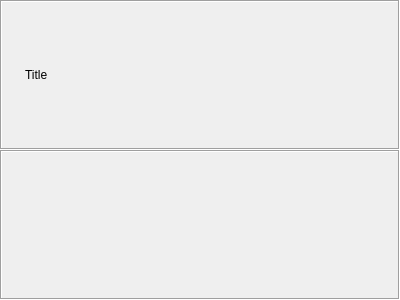
dpaulat/supercell-wx, file scwx-qt/source/scwx/qt/ui/collapsible_group.ui: the form before one commit.
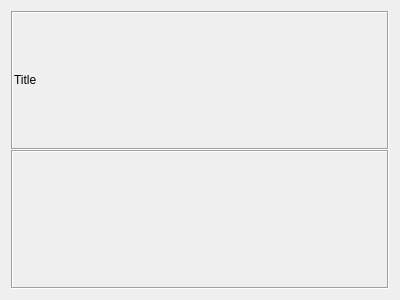
The form after the commit. Icons and pictures are not drawn.

Commit message: Change collapsible title from labels to buttons, connect toggled signal to expand/collapse

Diff of the .ui file:
```diff
--- a/scwx-qt/source/scwx/qt/ui/collapsible_group.ui
+++ b/scwx-qt/source/scwx/qt/ui/collapsible_group.ui
@@ -17,18 +17,6 @@
    <property name="spacing">
     <number>0</number>
    </property>
-   <property name="leftMargin">
-    <number>0</number>
-   </property>
-   <property name="topMargin">
-    <number>0</number>
-   </property>
-   <property name="rightMargin">
-    <number>0</number>
-   </property>
-   <property name="bottomMargin">
-    <number>0</number>
-   </property>
    <item>
     <widget class="QFrame" name="titleFrame">
      <property name="frameShape">
@@ -51,50 +39,23 @@
        <number>1</number>
       </property>
       <item>
-       <widget class="QLabel" name="arrowLabel">
-        <property name="minimumSize">
-         <size>
-          <width>16</width>
-          <height>0</height>
-         </size>
+       <widget class="QPushButton" name="titleButton">
+        <property name="styleSheet">
+         <string notr="true">background: transparent; border: none; color: palette(window-text); text-align: left;</string>
         </property>
-        <property name="maximumSize">
-         <size>
-          <width>8</width>
-          <height>16</height>
-         </size>
-        </property>
-        <property name="text">
-         <string/>
-        </property>
-        <property name="pixmap">
-         <pixmap resource="../../../../scwx-qt.qrc">:/res/icons/font-awesome-6/angle-down-solid.svg</pixmap>
-        </property>
-        <property name="scaledContents">
-         <bool>true</bool>
-        </property>
-       </widget>
-      </item>
-      <item>
-       <widget class="QLabel" name="titleLabel">
         <property name="text">
          <string>Title</string>
         </property>
+        <property name="icon">
+         <iconset resource="../../../../scwx-qt.qrc">
+          <normaloff>:/res/icons/font-awesome-6/angle-right-solid.svg</normaloff>
+          <normalon>:/res/icons/font-awesome-6/angle-down-solid.svg</normalon>:/res/icons/font-awesome-6/angle-right-solid.svg</iconset>
+        </property>
+        <property name="checkable">
+         <bool>true</bool>
+        </property>
        </widget>
       </item>
-      <item>
-       <spacer name="horizontalSpacer">
-        <property name="orientation">
-         <enum>Qt::Horizontal</enum>
-        </property>
-        <property name="sizeHint" stdset="0">
-         <size>
-          <width>40</width>
-          <height>20</height>
-         </size>
-        </property>
-       </spacer>
-      </item>
      </layout>
     </widget>
    </item>
```
The commit also changes 1 other file.
